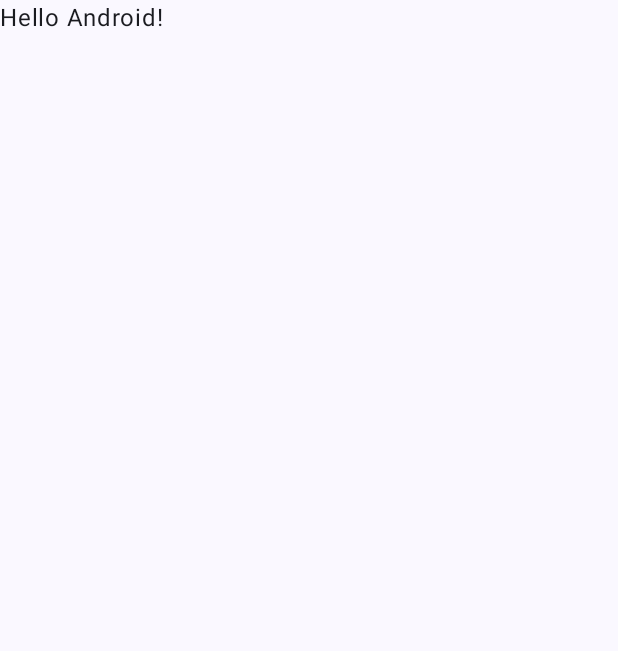
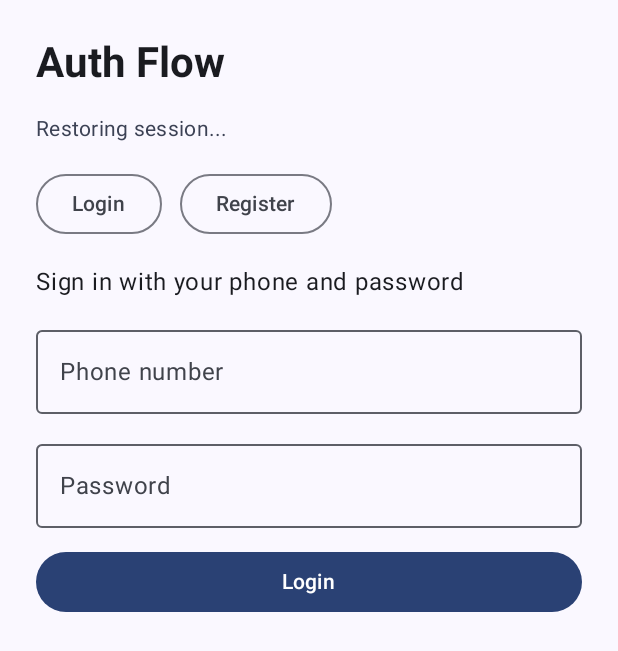
Before and after one commit to YAQ0T/Dikori-Swift, an Android app built with Jetpack Compose: the screen it shows after launch (MainActivity), on a phone screen of 412 x 824 dp. Before the commit the part shown is almost empty. Shown: the top 651 px of the screen. Run offline under Robolectric (Android 15) with nearby library versions, the phone set to English and light mode, and no system bars.

Commit message:
Add Compose auth flow with session management

```diff
--- a/Android/app/build.gradle.kts
+++ b/Android/app/build.gradle.kts
@@ -44,6 +44,9 @@ android {
 dependencies {
     implementation(libs.androidx.core.ktx)
     implementation(libs.androidx.lifecycle.runtime.ktx)
+    implementation(libs.lifecycle.runtime.compose)
+    implementation(libs.lifecycle.viewmodel.compose)
+    implementation(libs.androidx.datastore.preferences)
     implementation(libs.androidx.activity.compose)
     implementation(platform(libs.androidx.compose.bom))
     implementation(libs.androidx.compose.ui)
--- a/Android/app/src/main/java/com/example/dikor_android/MainActivity.kt
+++ b/Android/app/src/main/java/com/example/dikor_android/MainActivity.kt
@@ -4,44 +4,50 @@ import android.os.Bundle
 import androidx.activity.ComponentActivity
 import androidx.activity.compose.setContent
 import androidx.activity.enableEdgeToEdge
-import androidx.compose.foundation.layout.fillMaxSize
-import androidx.compose.foundation.layout.padding
-import androidx.compose.material3.Scaffold
-import androidx.compose.material3.Text
 import androidx.compose.runtime.Composable
-import androidx.compose.ui.Modifier
-import androidx.compose.ui.tooling.preview.Preview
+import androidx.compose.runtime.remember
+import androidx.lifecycle.viewmodel.compose.viewModel
+import com.example.dikor_android.auth.AuthFlowScreen
+import com.example.dikor_android.auth.AuthViewModel
+import com.example.dikor_android.auth.AuthViewModelFactory
+import com.example.dikor_android.network.AuthService
+import com.example.dikor_android.network.NotificationService
+import com.example.dikor_android.network.OrderService
+import com.example.dikor_android.session.SessionManager
 import com.example.dikor_android.ui.theme.DikorAndroidTheme
 
 class MainActivity : ComponentActivity() {
+    private val sessionManager by lazy { SessionManager(applicationContext) }
+    private val authService by lazy { AuthService(sessionManager) }
+    private val notificationService by lazy { NotificationService(sessionManager) }
+    private val orderService by lazy { OrderService(sessionManager) }
+
     override fun onCreate(savedInstanceState: Bundle?) {
         super.onCreate(savedInstanceState)
         enableEdgeToEdge()
         setContent {
             DikorAndroidTheme {
-                Scaffold(modifier = Modifier.fillMaxSize()) { innerPadding ->
-                    Greeting(
-                        name = "Android",
-                        modifier = Modifier.padding(innerPadding)
-                    )
-                }
+                AuthRoot(
+                    sessionManager = sessionManager,
+                    authService = authService,
+                    notificationService = notificationService,
+                    orderService = orderService
+                )
             }
         }
     }
 }
 
 @Composable
-fun Greeting(name: String, modifier: Modifier = Modifier) {
-    Text(
-        text = "Hello $name!",
-        modifier = modifier
-    )
+private fun AuthRoot(
+    sessionManager: SessionManager,
+    authService: AuthService,
+    notificationService: NotificationService,
+    orderService: OrderService
+) {
+    val factory = remember(sessionManager) {
+        AuthViewModelFactory(sessionManager, authService, notificationService, orderService)
+    }
+    val viewModel: AuthViewModel = viewModel(factory = factory)
+    AuthFlowScreen(viewModel)
 }
-
-@Preview(showBackground = true)
-@Composable
-fun GreetingPreview() {
-    DikorAndroidTheme {
-        Greeting("Android")
-    }
-}
--- /dev/null
+++ b/Android/app/src/main/java/com/example/dikor_android/auth/AuthFlowScreen.kt
@@ -0,0 +1,230 @@
+package com.example.dikor_android.auth
+
+import androidx.compose.foundation.layout.Arrangement
+import androidx.compose.foundation.layout.Column
+import androidx.compose.foundation.layout.Row
+import androidx.compose.foundation.layout.Spacer
+import androidx.compose.foundation.layout.fillMaxSize
+import androidx.compose.foundation.layout.fillMaxWidth
+import androidx.compose.foundation.layout.height
+import androidx.compose.foundation.layout.padding
+import androidx.compose.material3.Button
+import androidx.compose.material3.CircularProgressIndicator
+import androidx.compose.material3.MaterialTheme
+import androidx.compose.material3.OutlinedButton
+import androidx.compose.material3.OutlinedTextField
+import androidx.compose.material3.Scaffold
+import androidx.compose.material3.Text
+import androidx.compose.runtime.Composable
+import androidx.compose.runtime.getValue
+import androidx.compose.runtime.mutableStateOf
+import androidx.compose.runtime.remember
+import androidx.compose.runtime.setValue
+import androidx.compose.ui.Alignment
+import androidx.compose.ui.Modifier
+import androidx.compose.ui.text.font.FontWeight
+import androidx.compose.ui.unit.dp
+import androidx.lifecycle.compose.collectAsStateWithLifecycle
+
+@Composable
+fun AuthFlowScreen(viewModel: AuthViewModel) {
+    val uiState by viewModel.uiState.collectAsStateWithLifecycle()
+    val authState = uiState.authState
+    val statusMessage = uiState.statusMessage
+
+    Scaffold { paddingValues ->
+        Column(
+            modifier = Modifier
+                .fillMaxSize()
+                .padding(paddingValues)
+                .padding(24.dp),
+            verticalArrangement = Arrangement.spacedBy(16.dp)
+        ) {
+            Text(
+                text = "Auth Flow",
+                style = MaterialTheme.typography.headlineMedium,
+                fontWeight = FontWeight.Bold
+            )
+
+            statusMessage?.let {
+                Text(
+                    text = it,
+                    style = MaterialTheme.typography.bodyMedium,
+                    color = MaterialTheme.colorScheme.secondary
+                )
+            }
+
+            when (authState) {
+                AuthState.Loading -> LoadingState()
+                is AuthState.Unauthenticated -> UnauthenticatedState(viewModel, uiState)
+                is AuthState.NeedsVerification -> VerificationState(viewModel, uiState)
+                is AuthState.Authenticated -> AuthenticatedState(viewModel, uiState)
+            }
+        }
+    }
+}
+
+@Composable
+private fun LoadingState() {
+    Column(
+        modifier = Modifier.fillMaxSize(),
+        horizontalAlignment = Alignment.CenterHorizontally,
+        verticalArrangement = Arrangement.Center
+    ) {
+        CircularProgressIndicator()
+        Spacer(modifier = Modifier.height(12.dp))
+        Text("Restoring your session...")
+    }
+}
+
+@Composable
+private fun UnauthenticatedState(viewModel: AuthViewModel, uiState: AuthUiState) {
+    var showLogin by remember { mutableStateOf(true) }
+    Row(horizontalArrangement = Arrangement.spacedBy(12.dp)) {
+        OutlinedButton(onClick = { showLogin = true }) {
+            Text("Login")
+        }
+        OutlinedButton(onClick = { showLogin = false }) {
+            Text("Register")
+        }
+    }
+    if (showLogin) {
+        LoginForm(viewModel, uiState)
+    } else {
+        RegistrationForm(viewModel, uiState)
+    }
+}
+
+@Composable
+private fun LoginForm(viewModel: AuthViewModel, uiState: AuthUiState) {
+    Column(verticalArrangement = Arrangement.spacedBy(12.dp)) {
+        Text("Sign in with your phone and password")
+        OutlinedTextField(
+            modifier = Modifier.fillMaxWidth(),
+            value = uiState.phoneNumber,
+            onValueChange = viewModel::updatePhone,
+            label = { Text("Phone number") }
+        )
+        OutlinedTextField(
+            modifier = Modifier.fillMaxWidth(),
+            value = uiState.password,
+            onValueChange = viewModel::updatePassword,
+            label = { Text("Password") }
+        )
+        Button(
+            modifier = Modifier.fillMaxWidth(),
+            enabled = !uiState.isWorking,
+            onClick = viewModel::login
+        ) {
+            Text(if (uiState.isWorking) "Signing in..." else "Login")
+        }
+    }
+}
+
+@Composable
+private fun RegistrationForm(viewModel: AuthViewModel, uiState: AuthUiState) {
+    Column(verticalArrangement = Arrangement.spacedBy(12.dp)) {
+        Text("Create a new account")
+        OutlinedTextField(
+            modifier = Modifier.fillMaxWidth(),
+            value = uiState.name,
+            onValueChange = viewModel::updateName,
+            label = { Text("Full name") }
+        )
+        OutlinedTextField(
+            modifier = Modifier.fillMaxWidth(),
+            value = uiState.phoneNumber,
+            onValueChange = viewModel::updatePhone,
+            label = { Text("Phone number") }
+        )
+        OutlinedTextField(
+            modifier = Modifier.fillMaxWidth(),
+            value = uiState.password,
+            onValueChange = viewModel::updatePassword,
+            label = { Text("Password") }
+        )
+        Button(
+            modifier = Modifier.fillMaxWidth(),
+            enabled = !uiState.isWorking,
+            onClick = viewModel::register
+        ) {
+            Text(if (uiState.isWorking) "Submitting..." else "Register")
+        }
+    }
+}
+
+@Composable
+private fun VerificationState(viewModel: AuthViewModel, uiState: AuthUiState) {
+    Column(verticalArrangement = Arrangement.spacedBy(12.dp)) {
+        Text(
+            text = "We texted a code to ${uiState.authState.let { (it as AuthState.NeedsVerification).phoneNumber }}",
+            style = MaterialTheme.typography.bodyLarge,
+            fontWeight = FontWeight.Medium
+        )
+        OutlinedTextField(
+            modifier = Modifier.fillMaxWidth(),
+            value = uiState.verificationCode,
+            onValueChange = viewModel::updateVerificationCode,
+            label = { Text("SMS verification code") }
+        )
+        Row(horizontalArrangement = Arrangement.spacedBy(12.dp)) {
+            Button(
+                modifier = Modifier.weight(1f),
+                enabled = !uiState.isWorking,
+                onClick = viewModel::verifyCode
+            ) {
+                Text(if (uiState.isWorking) "Verifying..." else "Submit code")
+            }
+            OutlinedButton(
+                modifier = Modifier.weight(1f),
+                onClick = viewModel::logout
+            ) {
+                Text("Cancel")
+            }
+        }
+    }
+}
+
+@Composable
+private fun AuthenticatedState(viewModel: AuthViewModel, uiState: AuthUiState) {
+    val session = (uiState.authState as AuthState.Authenticated).session
+    Column(verticalArrangement = Arrangement.spacedBy(12.dp)) {
+        Text(
+            text = "Signed in as ${session.phoneNumber}",
+            style = MaterialTheme.typography.bodyLarge,
+            fontWeight = FontWeight.Medium
+        )
+        Text(
+            text = "Access token\n${session.accessToken}",
+            style = MaterialTheme.typography.bodySmall
+        )
+        Text(
+            text = "Refresh token\n${session.refreshToken}",
+            style = MaterialTheme.typography.bodySmall
+        )
+        Text(
+            text = if (session.isVerified) "SMS verified" else "Awaiting verification",
+            color = if (session.isVerified) MaterialTheme.colorScheme.primary else MaterialTheme.colorScheme.error
+        )
+
+        uiState.serviceStatus?.let {
+            Text(text = it, style = MaterialTheme.typography.bodyMedium)
+        }
+
+        Row(horizontalArrangement = Arrangement.spacedBy(12.dp)) {
+            Button(
+                modifier = Modifier.weight(1f),
+                enabled = !uiState.isWorking,
+                onClick = viewModel::refreshSessionClients
+            ) {
+                Text(if (uiState.isWorking) "Refreshing..." else "Refresh clients")
+            }
+            OutlinedButton(
+                modifier = Modifier.weight(1f),
+                onClick = viewModel::logout
+            ) {
+                Text("Logout")
+            }
+        }
+    }
+}
--- /dev/null
+++ b/Android/app/src/main/java/com/example/dikor_android/auth/AuthState.kt
@@ -0,0 +1,14 @@
+package com.example.dikor_android.auth
+
+import com.example.dikor_android.session.Session
+
+sealed interface AuthState {
+    data object Loading : AuthState
+    data class Unauthenticated(val statusMessage: String? = null) : AuthState
+    data class NeedsVerification(
+        val phoneNumber: String,
+        val statusMessage: String? = null
+    ) : AuthState
+
+    data class Authenticated(val session: Session, val statusMessage: String? = null) : AuthState
+}
--- /dev/null
+++ b/Android/app/src/main/java/com/example/dikor_android/auth/AuthViewModel.kt
@@ -0,0 +1,147 @@
+package com.example.dikor_android.auth
+
+import androidx.lifecycle.ViewModel
+import androidx.lifecycle.ViewModelProvider
+import androidx.lifecycle.viewModelScope
+import com.example.dikor_android.network.AuthService
+import com.example.dikor_android.network.NotificationService
+import com.example.dikor_android.network.OrderService
+import com.example.dikor_android.session.SessionManager
+import kotlinx.coroutines.flow.collect
+import kotlinx.coroutines.launch
+import kotlinx.coroutines.flow.MutableStateFlow
+import kotlinx.coroutines.flow.StateFlow
+import kotlinx.coroutines.flow.update
+
+data class AuthUiState(
+    val authState: AuthState = AuthState.Loading,
+    val name: String = "",
+    val phoneNumber: String = "",
+    val password: String = "",
+    val verificationCode: String = "",
+    val statusMessage: String? = null,
+    val serviceStatus: String? = null,
+    val isWorking: Boolean = false
+)
+
+class AuthViewModel(
+    private val sessionManager: SessionManager,
+    private val authService: AuthService,
+    private val notificationService: NotificationService,
+    private val orderService: OrderService
+) : ViewModel() {
+
+    private val _uiState = MutableStateFlow(AuthUiState())
+    val uiState: StateFlow<AuthUiState> = _uiState
+
+    init {
+        viewModelScope.launch {
+            sessionManager.authState.collect { state ->
+                _uiState.update { current ->
+                    current.copy(
+                        authState = state,
+                        statusMessage = statusFrom(state) ?: current.statusMessage
+                    )
+                }
+            }
+        }
+    }
+
+    fun updateName(value: String) {
+        _uiState.update { it.copy(name = value) }
+    }
+
+    fun updatePhone(value: String) {
+        _uiState.update { it.copy(phoneNumber = value) }
+    }
+
+    fun updatePassword(value: String) {
+        _uiState.update { it.copy(password = value) }
+    }
+
+    fun updateVerificationCode(value: String) {
+        _uiState.update { it.copy(verificationCode = value) }
+    }
+
+    fun login() {
+        viewModelScope.launch {
+            val phone = uiState.value.phoneNumber
+            val password = uiState.value.password
+            _uiState.update { it.copy(isWorking = true, statusMessage = "Signing in...") }
+            val result = authService.login(phone, password)
+            _uiState.update { it.copy(isWorking = false, statusMessage = result.getOrElse { error ->
+                error.message ?: "Unable to sign in"
+            }) }
+        }
+    }
+
+    fun register() {
+        viewModelScope.launch {
+            val name = uiState.value.name.ifBlank { "Customer" }
+            val phone = uiState.value.phoneNumber
+            val password = uiState.value.password
+            _uiState.update { it.copy(isWorking = true, statusMessage = "Creating your account...") }
+            val result = authService.register(name, phone, password)
+            _uiState.update { it.copy(isWorking = false, statusMessage = result.getOrElse { error ->
+                error.message ?: "Registration failed"
+            }) }
+        }
+    }
+
+    fun verifyCode() {
+        viewModelScope.launch {
+            val code = uiState.value.verificationCode
+            val phone = (uiState.value.authState as? AuthState.NeedsVerification)?.phoneNumber
+                ?: uiState.value.phoneNumber
+            _uiState.update { it.copy(isWorking = true, statusMessage = "Verifying SMS code...") }
+            val result = authService.verifySmsCode(phone, code)
+            _uiState.update { it.copy(isWorking = false, statusMessage = result.getOrElse { error ->
+                error.message ?: "Verification failed"
+            }) }
+        }
+    }
+
+    fun refreshSessionClients() {
+        viewModelScope.launch {
+            _uiState.update { it.copy(isWorking = true, serviceStatus = null) }
+            val notificationSummary = notificationService.refreshPushSubscription()
+            val orderSummary = orderService.loadOrders()
+            _uiState.update {
+                it.copy(
+                    isWorking = false,
+                    serviceStatus = listOf(notificationSummary, orderSummary).joinToString("\n")
+                )
+            }
+        }
+    }
+
+    fun logout() {
+        viewModelScope.launch {
+            _uiState.update { it.copy(isWorking = true) }
+            authService.logout()
+            _uiState.update { it.copy(isWorking = false, verificationCode = "") }
+        }
+    }
+
+    private fun statusFrom(state: AuthState): String? = when (state) {
+        AuthState.Loading -> "Restoring session..."
+        is AuthState.Authenticated -> state.statusMessage ?: "Session ready for ${state.session.phoneNumber}"
+        is AuthState.NeedsVerification -> state.statusMessage ?: "Enter the SMS code we sent to ${state.phoneNumber}."
+        is AuthState.Unauthenticated -> state.statusMessage
+    }
+}
+
+class AuthViewModelFactory(
+    private val sessionManager: SessionManager,
+    private val authService: AuthService,
+    private val notificationService: NotificationService,
+    private val orderService: OrderService
+) : ViewModelProvider.Factory {
+    override fun <T : ViewModel> create(modelClass: Class<T>): T {
+        if (modelClass.isAssignableFrom(AuthViewModel::class.java)) {
+            @Suppress("UNCHECKED_CAST")
+            return AuthViewModel(sessionManager, authService, notificationService, orderService) as T
+        }
+        throw IllegalArgumentException("Unknown ViewModel class")
+    }
+}
--- /dev/null
+++ b/Android/app/src/main/java/com/example/dikor_android/session/SessionManager.kt
@@ -0,0 +1,125 @@
+package com.example.dikor_android.session
+
+import android.content.Context
+import androidx.datastore.preferences.core.Preferences
+import androidx.datastore.preferences.core.booleanPreferencesKey
+import androidx.datastore.preferences.core.edit
+import androidx.datastore.preferences.core.emptyPreferences
+import androidx.datastore.preferences.core.stringPreferencesKey
+import androidx.datastore.preferences.preferencesDataStore
+import com.example.dikor_android.auth.AuthState
+import kotlinx.coroutines.CoroutineScope
+import kotlinx.coroutines.Dispatchers
+import kotlinx.coroutines.SupervisorJob
+import kotlinx.coroutines.flow.MutableStateFlow
+import kotlinx.coroutines.flow.StateFlow
+import kotlinx.coroutines.flow.catch
+import kotlinx.coroutines.flow.map
+import kotlinx.coroutines.launch
+
+private const val DATA_STORE_NAME = "session_preferences"
+
+private val Context.sessionDataStore by preferencesDataStore(DATA_STORE_NAME)
+
+class SessionManager(private val context: Context) {
+    private val dataStore = context.sessionDataStore
+    private val scope = CoroutineScope(SupervisorJob() + Dispatchers.IO)
+
+    private val _authState = MutableStateFlow<AuthState>(AuthState.Loading)
+    val authState: StateFlow<AuthState> = _authState
+
+    val currentSession: Session?
+        get() = (authState.value as? AuthState.Authenticated)?.session
+
+    init {
+        observeStore()
+    }
+
+    private fun observeStore() {
+        scope.launch {
+            dataStore.data
+                .catch { emit(emptyPreferences()) }
+                .map { preferences ->
+                    val session = preferences.toSession()
+                    val pendingPhone = preferences[PENDING_PHONE]
+                    val pendingMessage = preferences[PENDING_MESSAGE]
+                    when {
+                        session != null -> AuthState.Authenticated(session, preferences[STATUS_MESSAGE])
+                        preferences[NEEDS_VERIFICATION] == true && pendingPhone != null ->
+                            AuthState.NeedsVerification(pendingPhone, pendingMessage)
+
+                        else -> AuthState.Unauthenticated(preferences[STATUS_MESSAGE])
+                    }
+                }
+                .collect { restoredState ->
+                    _authState.value = restoredState
+                }
+        }
+    }
+
+    suspend fun cacheSession(session: Session, message: String? = null) {
+        dataStore.edit { preferences ->
+            preferences[ACCESS_TOKEN] = session.accessToken
+            preferences[REFRESH_TOKEN] = session.refreshToken
+            preferences[PHONE_NUMBER] = session.phoneNumber
+            preferences[IS_VERIFIED] = session.isVerified
+            preferences[NEEDS_VERIFICATION] = false
+            preferences.remove(PENDING_PHONE)
+            preferences.remove(PENDING_MESSAGE)
+            preferences[STATUS_MESSAGE] = message
+        }
+        _authState.value = AuthState.Authenticated(session, message)
+    }
+
+    suspend fun requireVerification(phoneNumber: String, message: String? = null) {
+        dataStore.edit { preferences ->
+            preferences.remove(ACCESS_TOKEN)
+            preferences.remove(REFRESH_TOKEN)
+            preferences.remove(IS_VERIFIED)
+            preferences[PHONE_NUMBER] = phoneNumber
+            preferences[NEEDS_VERIFICATION] = true
+            preferences[PENDING_PHONE] = phoneNumber
+            preferences[PENDING_MESSAGE] = message
+            preferences[STATUS_MESSAGE] = message
+        }
+        _authState.value = AuthState.NeedsVerification(phoneNumber, message)
+    }
+
+    suspend fun clearSession(message: String? = null) {
+        dataStore.edit { preferences ->
+            preferences.clear()
+            if (message != null) {
+                preferences[STATUS_MESSAGE] = message
+            }
+        }
+        _authState.value = AuthState.Unauthenticated(message)
+    }
+
+    fun authorizationHeaders(): Map<String, String> {
+        val session = currentSession ?: return emptyMap()
+        return mapOf(
+            "Authorization" to "Bearer ${session.accessToken}",
+            "X-Refresh-Token" to session.refreshToken,
+            "X-Phone" to session.phoneNumber
+        )
+    }
+
+    private fun Preferences.toSession(): Session? {
+        val access = this[ACCESS_TOKEN] ?: return null
+        val refresh = this[REFRESH_TOKEN] ?: return null
+        val phone = this[PHONE_NUMBER] ?: return null
+        val verified = this[IS_VERIFIED] ?: false
+        return Session(access, refresh, phone, verified)
+    }
+
+    companion object {
+        private val ACCESS_TOKEN = stringPreferencesKey("access_token")
+        private val REFRESH_TOKEN = stringPreferencesKey("refresh_token")
+        private val PHONE_NUMBER = stringPreferencesKey("phone_number")
+        private val IS_VERIFIED = booleanPreferencesKey("is_verified")
+        private val NEEDS_VERIFICATION = booleanPreferencesKey("needs_verification")
+        private val PENDING_PHONE = stringPreferencesKey("pending_phone")
+        private val PENDING_MESSAGE = stringPreferencesKey("pending_message")
+        private val STATUS_MESSAGE = stringPreferencesKey("status_message")
+    }
+}
--- a/Android/gradle/libs.versions.toml
+++ b/Android/gradle/libs.versions.toml
@@ -8,6 +8,8 @@ espressoCore = "3.5.1"
 lifecycleRuntimeKtx = "2.6.1"
 activityCompose = "1.8.0"
 composeBom = "2024.09.00"
+datastore = "1.1.1"
+lifecycleViewmodelCompose = "2.6.1"
 
 [libraries]
 androidx-core-ktx = { group = "androidx.core", name = "core-ktx", version.ref = "coreKtx" }
@@ -24,6 +26,9 @@ androidx-compose-ui-tooling-preview = { group = "androidx.compose.ui", name = "u
 androidx-compose-ui-test-manifest = { group = "androidx.compose.ui", name = "ui-test-manifest" }
 androidx-compose-ui-test-junit4 = { group = "androidx.compose.ui", name = "ui-test-junit4" }
 androidx-compose-material3 = { group = "androidx.compose.material3", name = "material3" }
+androidx-datastore-preferences = { group = "androidx.datastore", name = "datastore-preferences", version.ref = "datastore" }
+lifecycle-runtime-compose = { group = "androidx.lifecycle", name = "lifecycle-runtime-compose", version.ref = "lifecycleRuntimeKtx" }
+lifecycle-viewmodel-compose = { group = "androidx.lifecycle", name = "lifecycle-viewmodel-compose", version.ref = "lifecycleViewmodelCompose" }
 
 [plugins]
 android-application = { id = "com.android.application", version.ref = "agp" }
```
Also changed, not shown: Android/app/src/main/java/com/example/dikor_android/network/AuthService.kt (added, +62 -0 lines), Android/app/src/main/java/com/example/dikor_android/network/NotificationService.kt (added, +16 -0 lines), Android/app/src/main/java/com/example/dikor_android/network/OrderService.kt (added, +16 -0 lines), Android/app/src/main/java/com/example/dikor_android/session/Session.kt (added, +8 -0 lines).
